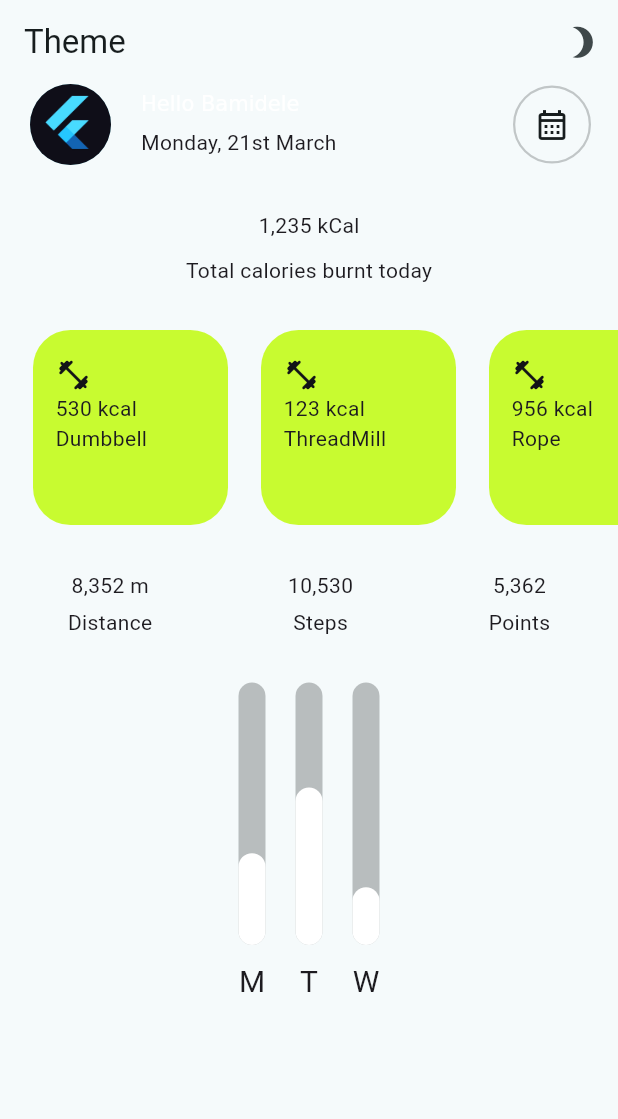
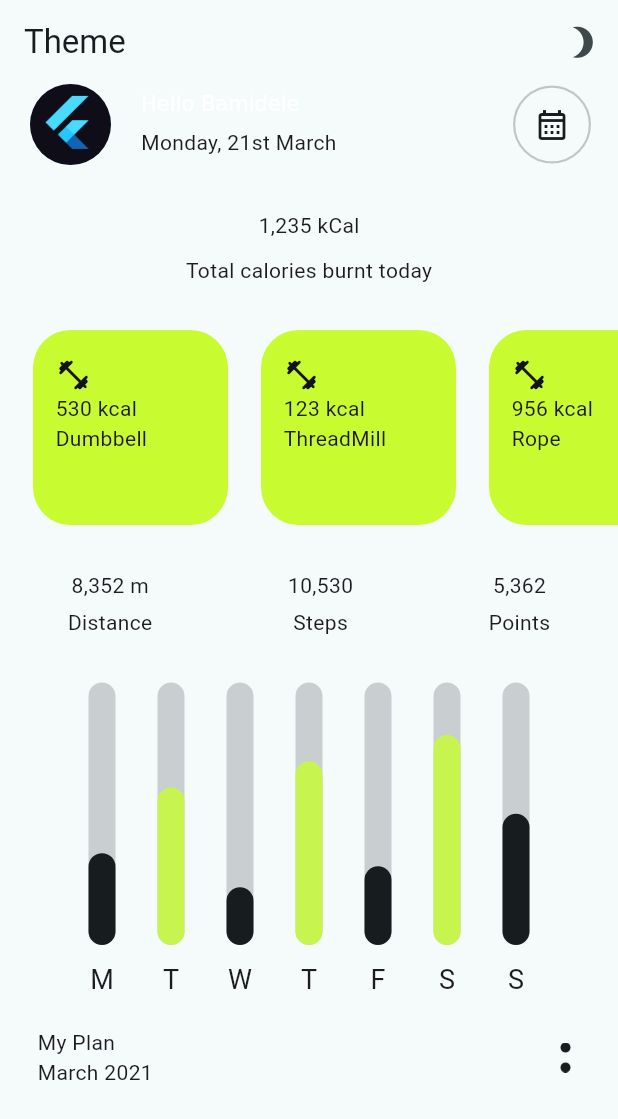
Before and after one commit to devBamidele/fitness_ui, a Flutter app: the screen it shows after launch, on a phone screen of 412 x 824 dp. Shown: the top 1119 px of the screen. Run offline on Flutter 3.47's test engine with Material 2 defaults, Android fonts, the phone set to English and light mode, and no system bars; drawn by our look-alikes of fl_chart; our stand-ins replace animated_theme_switcher, auto_route, shared_preferences.

Commit message:
Finished the initial layout

```diff
--- a/lib/bar_titles.dart
+++ b/lib/bar_titles.dart
@@ -19,7 +19,7 @@ class BarTitles {
             child: Text(
               text,
               style: const TextStyle(
-                fontSize: 20,
+                fontSize: 18,
               ),
             ),
           );
--- a/lib/components/bar_chart_home.dart
+++ b/lib/components/bar_chart_home.dart
@@ -1,4 +1,5 @@
 import 'package:fitness_ui/bar_titles.dart';
+import 'package:fitness_ui/utils/colors.dart';
 import 'package:fl_chart/fl_chart.dart';
 import 'package:flutter/material.dart';
 
@@ -14,7 +15,7 @@ class BarChartHome extends StatelessWidget {
       BarChartData(
         maxY: 100,
         minY: 0,
-        groupsSpace: 20,
+        groupsSpace: 28,
         barGroups: BarData.barData
             .map(
               (data) => BarChartGroupData(
@@ -24,11 +25,11 @@ class BarChartHome extends StatelessWidget {
                     backDrawRodData: BackgroundBarChartRodData(
                       fromY: 0,
                       toY: 100,
-                      color: colors.onBackground.withAlpha(70),
+                      color: colors.onBackground.withAlpha(50),
                       show: true,
                     ),
                     toY: data.y,
-                    color: data.color,
+                    color: data.id % 2 == 0 ? colors.onBackground : kTileColor,
                     width: 18,
                     borderRadius: const BorderRadius.all(
                       Radius.circular(10),
--- a/lib/pages/home_page.dart
+++ b/lib/pages/home_page.dart
@@ -122,13 +122,31 @@ class HomePage extends StatelessWidget {
                       ],
                     ),
                   ),
-                  const Padding(
-                    padding: EdgeInsets.symmetric(horizontal: 40),
-                    child: SizedBox(
-                      height: 210,
-                      child: BarChartHome(),
+                  const SizedBox(
+                    height: 210,
+                    child: BarChartHome(),
+                  ),
+                  addVerticalSpace(20),
+                  Padding(
+                    padding: const EdgeInsets.symmetric(horizontal: 25),
+                    child: Row(
+                      mainAxisAlignment: MainAxisAlignment.spaceBetween,
+                      children: [
+                        Column(
+                          crossAxisAlignment: CrossAxisAlignment.start,
+                          children: const [
+                            Text('My Plan'),
+                            Text('March 2021'),
+                          ],
+                        ),
+                        Image.asset(
+                          'assets/icons/two_dots.png',
+                          height: 20,
+                          color: colors.onBackground,
+                        ),
+                      ],
                     ),
-                  ),
+                  )
                 ],
               ),
             ),
--- a/lib/sample_data/bar_data.dart
+++ b/lib/sample_data/bar_data.dart
@@ -23,5 +23,29 @@ class BarData {
       y: 22,
       color: Colors.white,
     ),
+    Bar(
+      id: 3,
+      name: 'T',
+      y: 70,
+      color: Colors.white,
+    ),
+    Bar(
+      id: 4,
+      name: 'F',
+      y: 30,
+      color: Colors.white,
+    ),
+    Bar(
+      id: 5,
+      name: 'S',
+      y: 80,
+      color: Colors.white,
+    ),
+    Bar(
+      id: 6,
+      name: 'S',
+      y: 50,
+      color: Colors.white,
+    ),
   ];
 }
--- a/lib/utils/colors.dart
+++ b/lib/utils/colors.dart
@@ -3,3 +3,4 @@ import 'package:flutter/material.dart';
 const kLight = Color(0xffFBFBFB);
 const kDark = Color(0xff121317);
 const kSecondary = Color(0xffC8FB30);
+const kTileColor = Color(0xffC8F44F);
--- a/pubspec.yaml
+++ b/pubspec.yaml
@@ -62,6 +62,7 @@ flutter:
 
   assets:
     - assets/images/
+    - assets/icons/
 
   # To add assets to your application, add an assets section, like this:
   # assets:
```
Also changed, not shown: assets/icons/two_dots.png (added).
